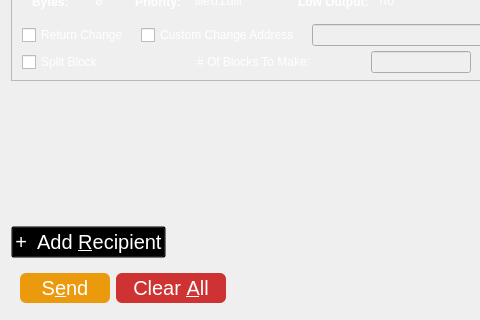
NoLimitCoin/NoLimitCoin-Core, file src/qt/forms/sendcoinsdialog.ui: the form before one commit; both pictures show x 0 to 480 and y 157 to 477 of the 837 by 477 pixel window.
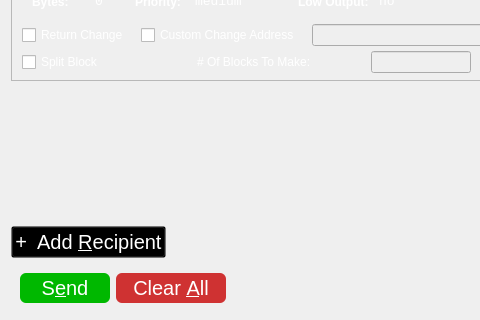
The form after the commit.

Commit message: changing send button color to green

```diff
--- a/src/qt/forms/sendcoinsdialog.ui
+++ b/src/qt/forms/sendcoinsdialog.ui
@@ -899,7 +899,7 @@
         <property name="styleSheet">
          <string notr="true">QPushButton {font-size: 20px;
 color: white;
-background-color: #eb9a0d;
+background-color: #00b800;
 border-radius: 6px;
 }
 </string>
```
